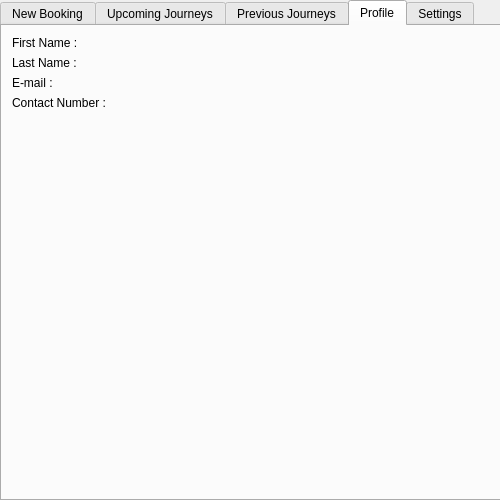
The window that UI/UserScreen.ui (1412kauti/ProjectHurricane) describes before a commit, drawn with Qt 5.
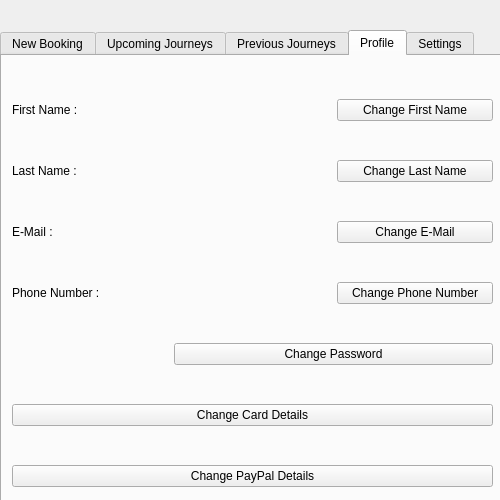
The same window after the commit. The open tabs and pages were chosen to show the change.

Diff of the .ui file:
```diff
--- a/UI/UserScreen.ui
+++ b/UI/UserScreen.ui
@@ -29,7 +29,7 @@
    <property name="geometry">
     <rect>
      <x>0</x>
-     <y>0</y>
+     <y>30</y>
      <width>501</width>
      <height>501</height>
     </rect>
@@ -305,11 +305,25 @@
       <rect>
        <x>10</x>
        <y>10</y>
-       <width>471</width>
-       <height>431</height>
+       <width>481</width>
+       <height>461</height>
       </rect>
      </property>
-     <layout class="QFormLayout" name="formLayout_5">
+     <layout class="QGridLayout" name="gridLayout">
+      <item row="3" column="1">
+       <widget class="QLabel" name="label_30">
+        <property name="text">
+         <string/>
+        </property>
+       </widget>
+      </item>
+      <item row="2" column="2">
+       <widget class="QPushButton" name="pushButton_5">
+        <property name="text">
+         <string>Change E-Mail</string>
+        </property>
+       </widget>
+      </item>
       <item row="0" column="0">
        <widget class="QLabel" name="label_23">
         <property name="text">
@@ -317,24 +331,87 @@
         </property>
        </widget>
       </item>
-      <item row="1" column="0">
+      <item row="3" column="2">
+       <widget class="QPushButton" name="pushButton_6">
+        <property name="text">
+         <string>Change Phone Number</string>
+        </property>
+       </widget>
+      </item>
+      <item row="1" column="2">
+       <widget class="QPushButton" name="pushButton_4">
+        <property name="text">
+         <string>Change Last Name</string>
+        </property>
+       </widget>
+      </item>
+      <item row="2" column="1">
+       <widget class="QLabel" name="label_28">
+        <property name="text">
+         <string/>
+        </property>
+       </widget>
+      </item>
+      <item row="3" column="0">
+       <widget class="QLabel" name="label_29">
+        <property name="text">
+         <string>Phone Number :</string>
+        </property>
+       </widget>
+      </item>
+      <item row="5" column="0" colspan="3">
+       <widget class="QPushButton" name="pushButton_8">
+        <property name="text">
+         <string>Change Card Details</string>
+        </property>
+       </widget>
+      </item>
+      <item row="0" column="1">
        <widget class="QLabel" name="label_24">
         <property name="text">
-         <string>Last Name : </string>
+         <string/>
         </property>
        </widget>
       </item>
-      <item row="2" column="0">
-       <widget class="QLabel" name="label_25">
+      <item row="0" column="2">
+       <widget class="QPushButton" name="pushButton_3">
         <property name="text">
-         <string>E-mail : </string>
+         <string>Change First Name</string>
         </property>
        </widget>
       </item>
-      <item row="3" column="0">
+      <item row="1" column="1">
        <widget class="QLabel" name="label_26">
         <property name="text">
-         <string>Contact Number :</string>
+         <string/>
+        </property>
+       </widget>
+      </item>
+      <item row="1" column="0">
+       <widget class="QLabel" name="label_25">
+        <property name="text">
+         <string>Last Name :</string>
+        </property>
+       </widget>
+      </item>
+      <item row="2" column="0">
+       <widget class="QLabel" name="label_27">
+        <property name="text">
+         <string>E-Mail : </string>
+        </property>
+       </widget>
+      </item>
+      <item row="4" column="1" colspan="2">
+       <widget class="QPushButton" name="pushButton_7">
+        <property name="text">
+         <string>Change Password</string>
+        </property>
+       </widget>
+      </item>
+      <item row="6" column="0" colspan="3">
+       <widget class="QPushButton" name="pushButton_9">
+        <property name="text">
+         <string>Change PayPal Details</string>
         </property>
        </widget>
       </item>
```
Left out of the diff: 167 changed lines with no effect on the pictures.
